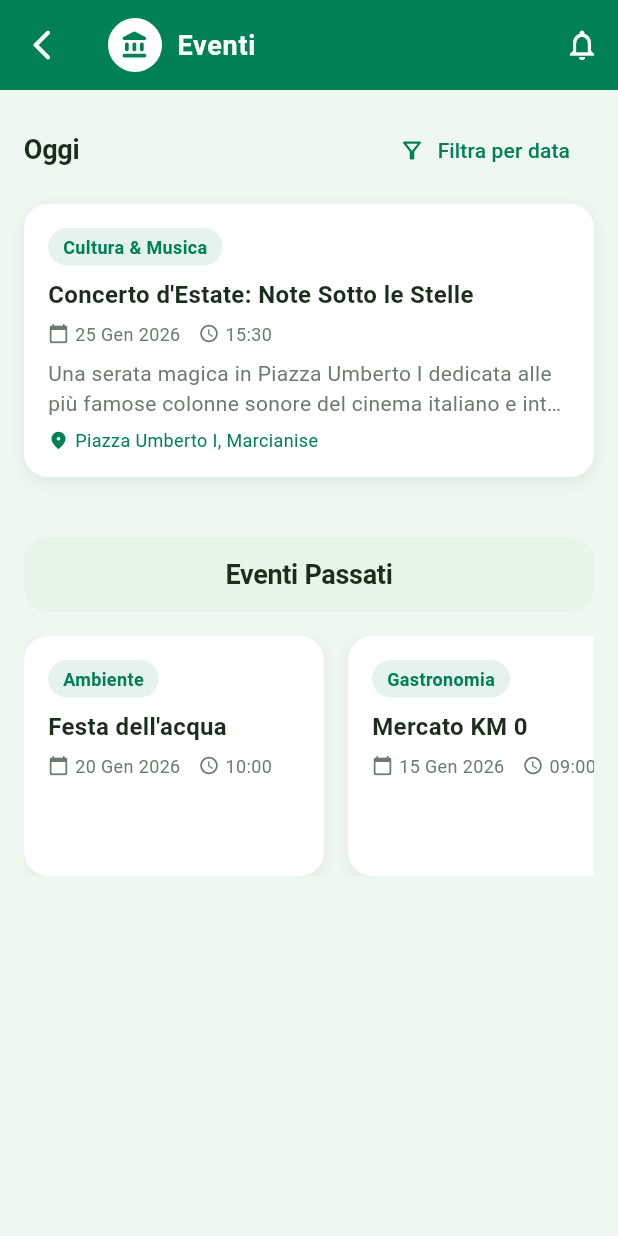
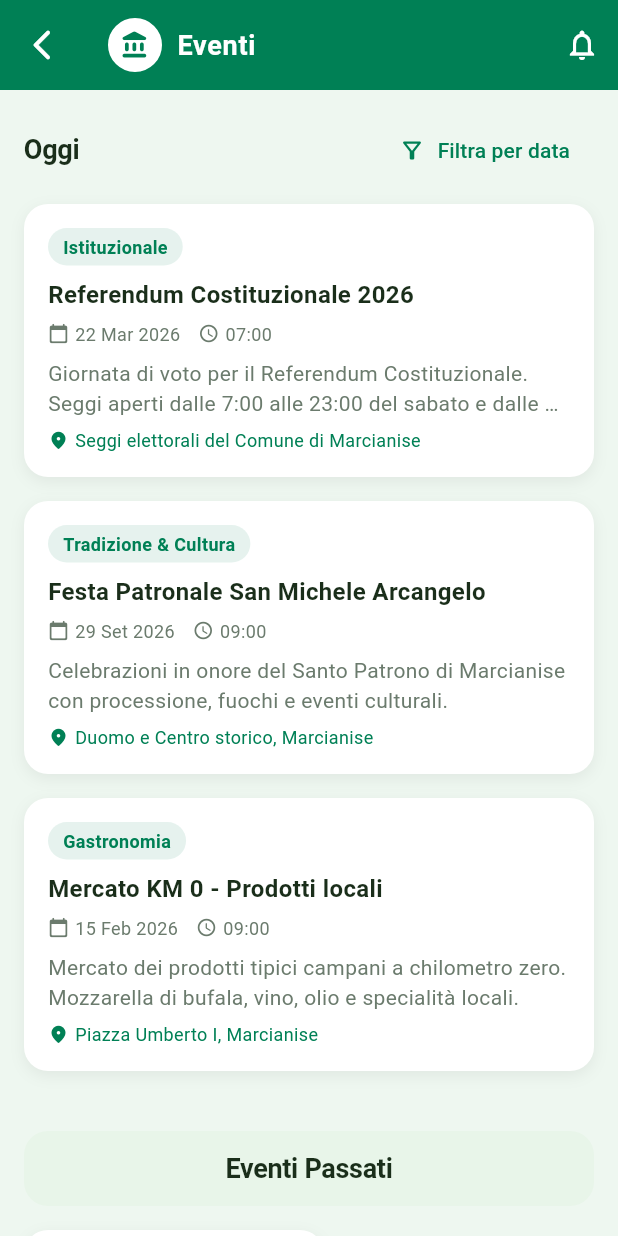
Before and after one commit to Oxer33/marcianise-app, a Flutter app: the EventiScreen screen opened by its route, on a phone screen of 412 x 824 dp. Run offline on Flutter 3.47's test engine with Material 3 defaults, Android fonts, the phone set to English and light mode, and no system bars.

Commit message:
feat: eventi realistici Marcianise + docx spostato in docs/ + architettura aggiornata

```diff
--- a/lib/data/mock_data.dart
+++ b/lib/data/mock_data.dart
@@ -139,38 +139,52 @@ class MockData {
     ),
   ];
 
-  // === EVENTI ===
+  // === EVENTI (ispirati al calendario reale di Marcianise) ===
   static const List<EventoModel> eventi = [
     EventoModel(
       id: '1',
-      titolo: "Concerto d'Estate: Note Sotto le Stelle",
+      titolo: 'Referendum Costituzionale 2026',
       descrizione:
-          'Una serata magica in Piazza Umberto I dedicata alle più famose '
-          'colonne sonore del cinema italiano e internazionale.',
-      data: '25 Gen 2026',
-      ora: '15:30',
-      luogo: 'Piazza Umberto I, Marcianise',
-      categoria: 'Cultura & Musica',
+          'Giornata di voto per il Referendum Costituzionale. '
+          'Seggi aperti dalle 7:00 alle 23:00 del sabato e dalle 7:00 alle 15:00 della domenica.',
+      data: '22 Mar 2026',
+      ora: '07:00',
+      luogo: 'Seggi elettorali del Comune di Marcianise',
+      categoria: 'Istituzionale',
     ),
     EventoModel(
       id: '2',
-      titolo: "Festa dell'acqua",
-      descrizione: "Grande evento dedicato all'acqua e alla sostenibilità.",
-      data: '20 Gen 2026',
-      ora: '10:00',
-      luogo: 'Parco Comunale',
-      categoria: 'Ambiente',
+      titolo: 'Live Christmas 2025 - Iniziative in programma',
+      descrizione:
+          'Iniziative natalizie del Comune di Marcianise: '
+          'mercatini, spettacoli, luci e intrattenimento per tutte le famiglie.',
+      data: '20 Dic 2025',
+      ora: '17:00',
+      luogo: 'Centro storico, Marcianise',
+      categoria: 'Cultura & Spettacolo',
       isPassato: true,
     ),
     EventoModel(
       id: '3',
-      titolo: 'Mercato KM 0',
-      descrizione: 'Mercato dei prodotti locali a chilometro zero.',
-      data: '15 Gen 2026',
+      titolo: 'Festa Patronale San Michele Arcangelo',
+      descrizione:
+          'Celebrazioni in onore del Santo Patrono di Marcianise '
+          'con processione, fuochi e eventi culturali.',
+      data: '29 Set 2026',
       ora: '09:00',
-      luogo: 'Via Marconi',
+      luogo: 'Duomo e Centro storico, Marcianise',
+      categoria: 'Tradizione & Cultura',
+    ),
+    EventoModel(
+      id: '4',
+      titolo: 'Mercato KM 0 - Prodotti locali',
+      descrizione:
+          'Mercato dei prodotti tipici campani a chilometro zero. '
+          'Mozzarella di bufala, vino, olio e specialità locali.',
+      data: '15 Feb 2026',
+      ora: '09:00',
+      luogo: 'Piazza Umberto I, Marcianise',
       categoria: 'Gastronomia',
-      isPassato: true,
     ),
   ];
 }
```
Also changed, not shown: 3 other files.
